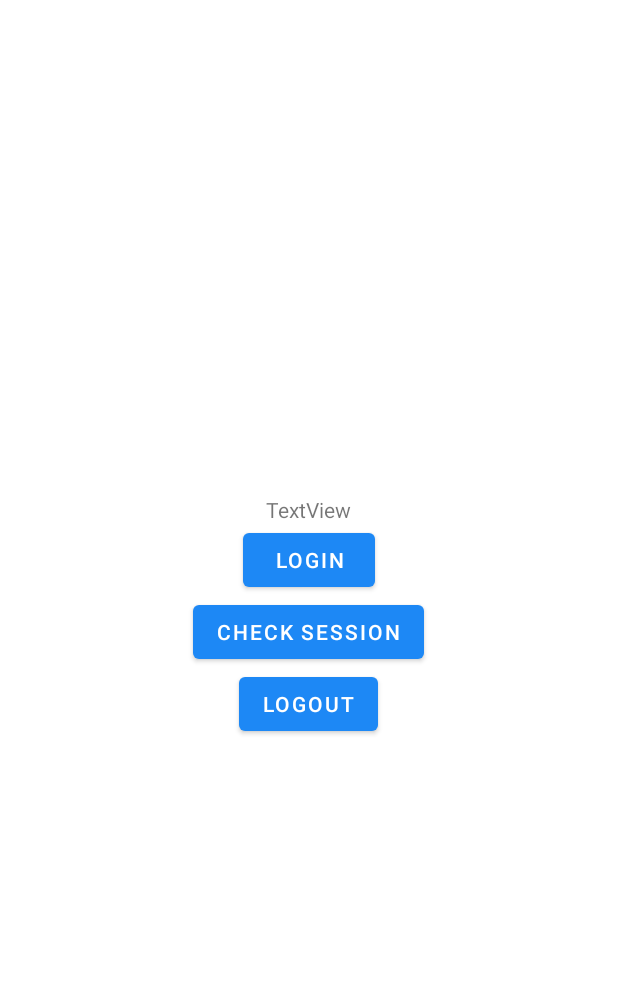
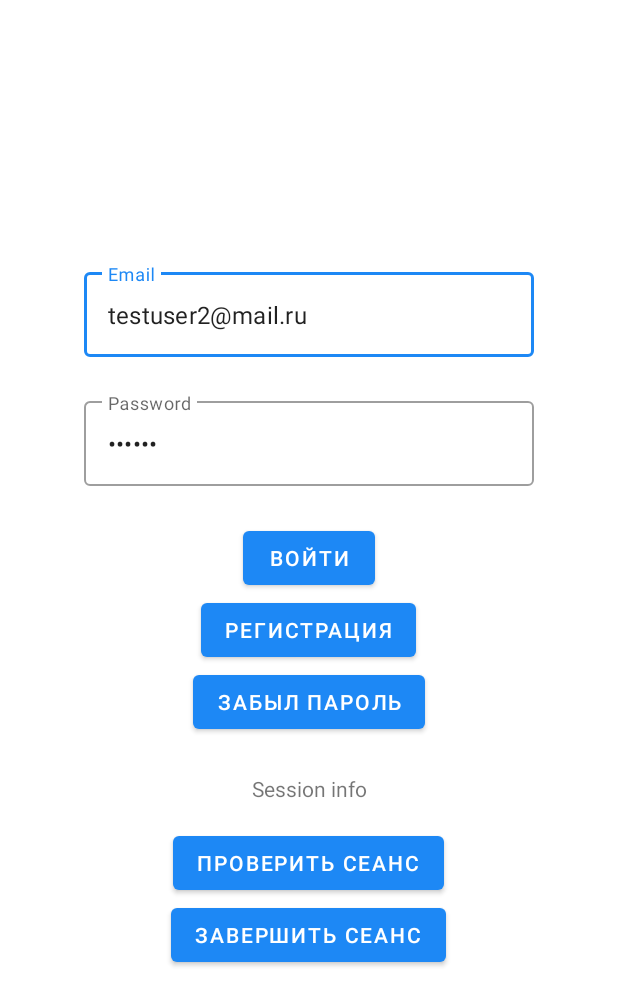
Before and after one commit to AndrewButch/Note_Everything, an Android app: the screen it shows after launch (AuthActivity), on a phone screen of 412 x 824 dp. Shown: the top 1006 px of the screen. Run offline under Robolectric (Android 15) with nearby library versions, the phone set to English and light mode, and no system bars; our stand-ins replace Dagger/Hilt's generated code, Firebase (no records; nobody signed in at launch, a user with empty details on screens opened directly), Timber.

Commit message:
Added LoginFragment.kt

```diff
--- a/app/src/main/java/com/andrewbutch/noteeverything/di/ActivityBuildersModule.kt
+++ b/app/src/main/java/com/andrewbutch/noteeverything/di/ActivityBuildersModule.kt
@@ -1,5 +1,6 @@
 package com.andrewbutch.noteeverything.di
 
+import com.andrewbutch.noteeverything.di.auth.AuthFragmentsBuilderModule
 import com.andrewbutch.noteeverything.di.auth.AuthModule
 import com.andrewbutch.noteeverything.di.main.MainFragmentsBuilderModule
 import com.andrewbutch.noteeverything.di.scope.AuthScope
@@ -22,7 +23,7 @@ abstract class ActivityBuildersModule {
 
     @AuthScope
     @ContributesAndroidInjector(
-        modules = [AuthModule::class, ]
+        modules = [AuthModule::class, AuthFragmentsBuilderModule::class ]
     )
     abstract fun contributeAuthActivity(): AuthActivity
 }
--- /dev/null
+++ b/app/src/main/java/com/andrewbutch/noteeverything/framework/ui/auth/LoginFragment.kt
@@ -0,0 +1,149 @@
+package com.andrewbutch.noteeverything.framework.ui.auth
+
+import android.os.Bundle
+import android.view.LayoutInflater
+import android.view.View
+import android.view.ViewGroup
+import android.widget.Toast
+import androidx.core.widget.addTextChangedListener
+import com.andrewbutch.noteeverything.R
+import com.andrewbutch.noteeverything.business.domain.model.User
+import com.andrewbutch.noteeverything.framework.datasource.network.abstraction.AuthFirestoreService
+import dagger.android.support.DaggerFragment
+import kotlinx.android.synthetic.main.fragment_login.*
+import kotlinx.coroutines.CoroutineScope
+import kotlinx.coroutines.Dispatchers
+import kotlinx.coroutines.launch
+import kotlinx.coroutines.withContext
+import javax.inject.Inject
+
+class LoginFragment : DaggerFragment() {
+
+    @Inject
+    lateinit var authService: AuthFirestoreService
+    private var email: String = ""
+    private var password = ""
+
+    override fun onCreateView(
+        inflater: LayoutInflater, container: ViewGroup?,
+        savedInstanceState: Bundle?
+    ): View? {
+        // Inflate the layout for this fragment
+        return inflater.inflate(R.layout.fragment_login, container, false)
+    }
+
+    override fun onViewCreated(view: View, savedInstanceState: Bundle?) {
+        super.onViewCreated(view, savedInstanceState)
+
+        emailTextView.addTextChangedListener { newEmail ->
+            newEmail?.let {
+                checkAndSaveEmail(newEmail.toString())
+            }
+        }
+
+        passwordTextView.addTextChangedListener { newPassword ->
+            newPassword?.let {
+                checkAndSavePassword(newPassword.toString())
+            }
+        }
+
+        loginBtn.setOnClickListener {
+            if (checkAndSaveEmail(emailTextView.text.toString()) &&
+                checkAndSavePassword(passwordTextView.text.toString()))
+
+                CoroutineScope(Dispatchers.IO).launch {
+                    val user = authService.login(email, password)
+                    user?.let {
+                        setUser(user)
+                        (requireActivity() as AuthActivity).navToMain()
+                    }
+                }
+        }
+
+        registrationBtn.setOnClickListener { navToRegistration() }
+
+        forgotPassBtn.setOnClickListener { navToForgotPassword() }
+
+        checkAuthBtn.setOnClickListener { checkPreviousAuthUser() }
+
+        logoutBtn.setOnClickListener { logout() }
+    }
+
+    private fun navToForgotPassword() {
+        showToast("Восстановление пароля")
+    }
+
+    private fun navToRegistration() {
+        showToast("Регистрация")
+    }
+
+    suspend fun setUser(user: User) = withContext(Dispatchers.Main) {
+        userInfo.text = "name: ${user.displayName}\n" +
+                "email: ${user.email}\n " +
+                "user: ${user.id}"
+    }
+
+    suspend fun cleanUser() = withContext(Dispatchers.Main) {
+        userInfo.text = "Session Info"
+    }
+
+    fun checkPreviousAuthUser() {
+        val authUser = authService.getCurrentUser()
+        if (authUser != null) {
+            showToast("Cached user")
+            CoroutineScope(Dispatchers.Main).launch {
+                setUser(authUser)
+            }
+        } else {
+            showToast("No auth user")
+
+        }
+    }
+
+    fun logout() {
+        showToast("Try logout")
+        CoroutineScope(Dispatchers.IO).launch {
+            authService.logout()
+            cleanUser()
+        }
+    }
+
+    fun checkAndSaveEmail(newEmail: String): Boolean {
+        if (isEmailCorrect(newEmail)) {
+            if (newEmail != email) {
+                email = newEmail
+            }
+            return true
+        } else {
+            showToast("Incorrect email")
+        }
+        return false
+    }
+
+    fun checkAndSavePassword(newPassword: String): Boolean {
+        if (isPasswordCorrect(newPassword)) {
+            if (newPassword != password) {
+                password = newPassword
+            }
+            return true
+        } else {
+            showToast("Incorrect password")
+        }
+        return false
+    }
+
+    private fun isEmailCorrect(newEmail: String): Boolean {
+        return newEmail.isNotEmpty() &&
+                newEmail.isNotBlank()
+
+    }
+
+    private fun isPasswordCorrect(newPassword: String): Boolean {
+        return newPassword.isNotEmpty() &&
+                newPassword.isNotBlank()
+    }
+
+    fun showToast(msg: String) {
+        Toast.makeText(context, msg, Toast.LENGTH_SHORT).show()
+    }
+}
--- a/app/src/main/res/layout/activity_auth.xml
+++ b/app/src/main/res/layout/activity_auth.xml
@@ -1,33 +1,19 @@
 <?xml version="1.0" encoding="utf-8"?>
 <LinearLayout xmlns:android="http://schemas.android.com/apk/res/android"
+    xmlns:app="http://schemas.android.com/apk/res-auto"
     xmlns:tools="http://schemas.android.com/tools"
     android:layout_width="match_parent"
     android:layout_height="match_parent"
+    android:gravity="center"
     android:orientation="vertical"
-    android:gravity="center"
     tools:context=".framework.ui.auth.AuthActivity">
 
+    <fragment
+        android:id="@+id/authNavHostFragmentContainer"
+        android:name="androidx.navigation.fragment.NavHostFragment"
+        android:layout_width="match_parent"
+        android:layout_height="match_parent"
+        app:defaultNavHost="true"
+        app:navGraph="@navigation/auth_nav_graph" />
 
-    <TextView
-        android:id="@+id/userTextView"
-        android:layout_width="wrap_content"
-        android:layout_height="wrap_content"
-        android:text="TextView" />
-
-    <Button
-        android:id="@+id/loginBtn"
-        android:layout_width="wrap_content"
-        android:layout_height="wrap_content"
-        android:text="login" />
-    <Button
-        android:id="@+id/checkSessionBtn"
-        android:layout_width="wrap_content"
-        android:layout_height="wrap_content"
-        android:text="Check session"/>
-    <Button
-        android:id="@+id/logoutBtn"
-        android:layout_width="wrap_content"
-        android:layout_height="wrap_content"
-        android:text="Logout"
-/>
 </LinearLayout>
--- a/app/src/main/res/layout/activity_main.xml
+++ b/app/src/main/res/layout/activity_main.xml
@@ -30,7 +30,7 @@
         app:layout_constraintStart_toStartOf="parent"
         app:layout_constraintTop_toTopOf="parent"
         app:layout_constraintEnd_toEndOf="parent"
-        app:navGraph="@navigation/nav_graph" />
+        app:navGraph="@navigation/main_nav_graph" />
 
 
 </androidx.constraintlayout.widget.ConstraintLayout>
--- /dev/null
+++ b/app/src/main/res/layout/fragment_login.xml
@@ -0,0 +1,91 @@
+<?xml version="1.0" encoding="utf-8"?>
+<LinearLayout xmlns:android="http://schemas.android.com/apk/res/android"
+    xmlns:tools="http://schemas.android.com/tools"
+    android:layout_width="match_parent"
+    android:layout_height="match_parent"
+    android:gravity="center"
+    android:orientation="vertical"
+    tools:context=".framework.ui.auth.LoginFragment">
+
+    <com.google.android.material.textfield.TextInputLayout
+        style="@style/Widget.MaterialComponents.TextInputLayout.OutlinedBox"
+        android:layout_width="300dp"
+        android:layout_height="wrap_content">
+
+        <com.google.android.material.textfield.TextInputEditText
+            android:id="@+id/emailTextView"
+            android:layout_width="300dp"
+            android:layout_height="wrap_content"
+            android:layout_gravity="center"
+            android:hint="@string/email_hint"
+            android:imeOptions="actionNext"
+            android:maxLength="50"
+            android:singleLine="true"
+            android:text="testuser2@mail.ru" />
+    </com.google.android.material.textfield.TextInputLayout>
+
+    <com.google.android.material.textfield.TextInputLayout
+        style="@style/Widget.MaterialComponents.TextInputLayout.OutlinedBox"
+        android:layout_width="300dp"
+        android:layout_height="wrap_content"
+        android:layout_marginTop="24dp">
+
+        <com.google.android.material.textfield.TextInputEditText
+            android:id="@+id/passwordTextView"
+            android:layout_width="300dp"
+            android:layout_height="wrap_content"
+            android:layout_gravity="center"
+            android:hint="@string/password_hint"
+            android:imeOptions="actionDone"
+            android:inputType="textPassword"
+            android:maxLength="50"
+            android:singleLine="true"
+            android:text="123456" />
+    </com.google.android.material.textfield.TextInputLayout>
+
+    <com.google.android.material.button.MaterialButton
+        android:id="@+id/loginBtn"
+        android:layout_width="wrap_content"
+        android:layout_height="wrap_content"
+        android:layout_marginTop="24dp"
+        android:text="@string/enter_button" />
+
+    <com.google.android.material.button.MaterialButton
+        android:id="@+id/registrationBtn"
+        android:layout_width="wrap_content"
+        android:layout_height="wrap_content"
+        android:text="@string/registration_button" />
+
+    <com.google.android.material.button.MaterialButton
+        android:id="@+id/forgotPassBtn"
+        android:layout_width="wrap_content"
+        android:layout_height="wrap_content"
+        android:text="@string/forgot_password_button" />
+
+
+    <!-- For test only -->
+    <TextView
+        android:id="@+id/userInfo"
+        android:layout_width="match_parent"
+        android:layout_height="wrap_content"
+        android:layout_marginTop="24dp"
+        android:gravity="center"
+        android:text="Session info" />
+
+    <com.google.android.material.button.MaterialButton
+        android:id="@+id/checkAuthBtn"
+        android:layout_width="wrap_content"
+        android:layout_height="wrap_content"
+        android:layout_marginTop="16dp"
+        android:text="Проверить сеанс" />
+
+    <com.google.android.material.button.MaterialButton
+        android:id="@+id/logoutBtn"
+        android:layout_width="wrap_content"
+        android:layout_height="wrap_content"
+        android:text="Завершить сеанс" />
+
+
+
+
+</LinearLayout>
--- /dev/null
+++ b/app/src/main/res/navigation/auth_nav_graph.xml
@@ -0,0 +1,13 @@
+<?xml version="1.0" encoding="utf-8"?>
+<navigation xmlns:android="http://schemas.android.com/apk/res/android"
+    xmlns:app="http://schemas.android.com/apk/res-auto"
+    xmlns:tools="http://schemas.android.com/tools"
+    android:id="@+id/auth_nav_graph"
+    app:startDestination="@id/loginFragment">
+
+    <fragment
+        android:id="@+id/loginFragment"
+        android:name="com.andrewbutch.noteeverything.framework.ui.auth.LoginFragment"
+        android:label="fragment_login"
+        tools:layout="@layout/fragment_login" />
+</navigation>
--- a/app/src/main/res/values/strings.xml
+++ b/app/src/main/res/values/strings.xml
@@ -30,5 +30,12 @@
 
     <!-- Splash fragment -->
     <string name="sync">Синхронизация…</string>
+    <!-- TODO: Remove or change this placeholder text -->
+    <string name="hello_blank_fragment">Hello blank fragment</string>
+    <string name="email_hint">Email</string>
+    <string name="password_hint">Password</string>
+    <string name="enter_button">Войти</string>
+    <string name="registration_button">Регистрация</string>
+    <string name="forgot_password_button">Забыл пароль</string>
 
 </resources>
```
Also changed, not shown: app/src/main/java/com/andrewbutch/noteeverything/di/auth/AuthFragmentsBuilderModule.kt (added, +12 -0 lines), app/src/main/java/com/andrewbutch/noteeverything/framework/ui/auth/AuthActivity.kt (+12 -54 lines), app/src/main/res/navigation/main_nav_graph.xml (renamed from app/src/main/res/navigation/nav_graph.xml).
